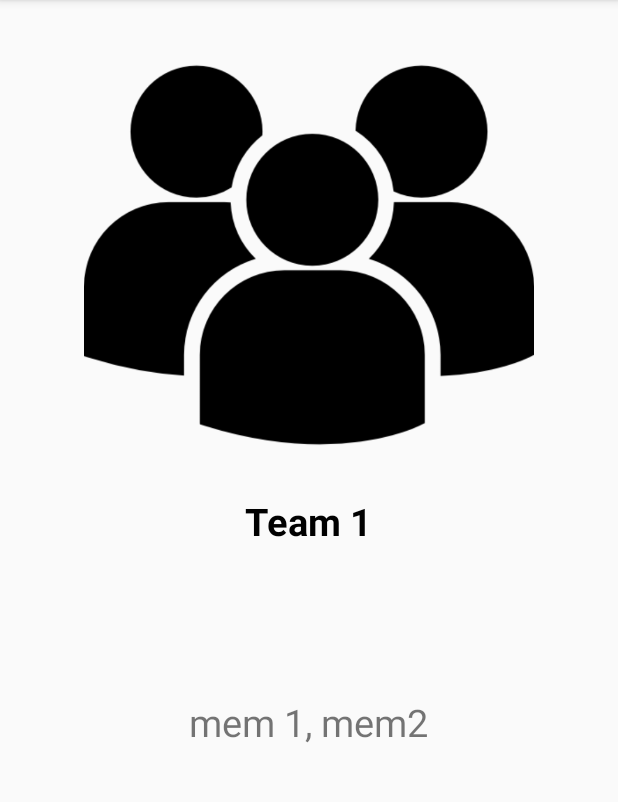
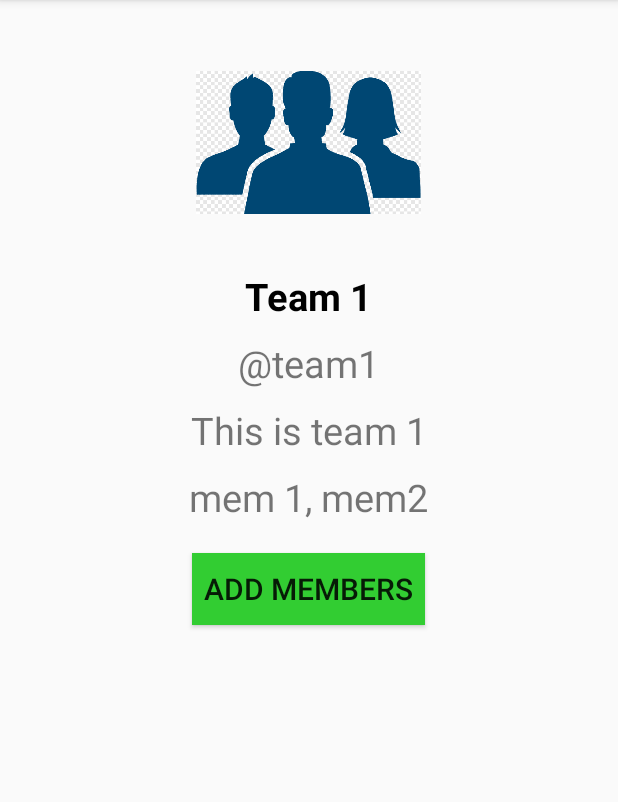
Before and after one commit to vinayreddy127/Teams, an Android app: the screen it shows after launch (Main2Activity), after a tap on an icon or button, on a phone screen of 412 x 824 dp, the part 84-886 px from its top. Run offline under Robolectric (Android 15) with nearby library versions, the light colour scheme and no system bars.

Commit message:
added the click on img option

```diff
--- a/app/src/main/java/com/example/reccardapp/Main2Activity.java
+++ b/app/src/main/java/com/example/reccardapp/Main2Activity.java
@@ -8,24 +8,24 @@ import android.widget.TextView;
 
 public class Main2Activity extends AppCompatActivity
 {
-   ImageView detailImg;
-   TextView detail_team_name,detail_short_name, detail_team_description, detail_team_members;
+   ImageView detail_Img;
+   TextView detail_team_Name,detail_short_Name, detail_team_Description, detail_team_Members;
     @Override
     protected void onCreate(Bundle savedInstanceState)
     {
         super.onCreate(savedInstanceState);
         setContentView(R.layout.activity_main2);
 
-        detailImg=(ImageView)findViewById(R.id.detail_img);
-        detail_team_name=(TextView)findViewById(R.id.detail_team_name);
-        detail_short_name=(TextView)findViewById(R.id.detail_short_name);
-        detail_team_description=(TextView)findViewById(R.id.detail_team_description);
-        detail_team_members=(TextView)findViewById(R.id.detail_team_members);
+        detail_Img=(ImageView)findViewById(R.id.detail_img);
+        detail_team_Name=(TextView)findViewById(R.id.detail_team_name);
+        detail_short_Name=(TextView)findViewById(R.id.detail_short_name);
+        detail_team_Description=(TextView)findViewById(R.id.detail_team_description);
+        detail_team_Members=(TextView)findViewById(R.id.detail_team_members);
 
-        detailImg.setImageResource(getIntent().getIntExtra("imagename",0));
-        detail_team_name.setText(getIntent().getStringExtra("teamName"));
-        detail_short_name.setText(getIntent().getStringExtra("ShortName"));
-        detail_team_description.setText(getIntent().getStringExtra("TeamDescription"));
-        detail_team_members.setText(getIntent().getStringExtra("teamMembers"));
+        detail_Img.setImageResource(getIntent().getIntExtra("imagename",0));
+        detail_team_Name.setText(getIntent().getStringExtra("teamName"));
+        detail_short_Name.setText(getIntent().getStringExtra("shortName"));
+        detail_team_Description.setText(getIntent().getStringExtra("teamDescription"));
+        detail_team_Members.setText(getIntent().getStringExtra("teamMembers"));
     }
 }
--- a/app/src/main/java/com/example/reccardapp/MainActivity.java
+++ b/app/src/main/java/com/example/reccardapp/MainActivity.java
@@ -41,58 +41,58 @@ public class MainActivity extends AppCompatActivity {
 
         Model ob1=new Model();
         ob1.setTeam_Name("Team 1");
-        ob1.setShort_name("@team1");
+        ob1.setShort_Name("@team1");
         ob1.setTeam_Description("This is team 1");
         ob1.setTeam_Members("mem 1, mem2");
-        ob1.setImgname(R.drawable.team);
+        ob1.setImg_Name(R.drawable.teams);
         holder.add(ob1);
 
         Model ob2=new Model();
         ob2.setTeam_Name("Team 2");
-        ob2.setShort_name("@team2");
+        ob2.setShort_Name("@team2");
         ob2.setTeam_Description("This is team 2");
         ob2.setTeam_Members("mem 2, mem6");
-        ob2.setImgname(R.drawable.team);
+        ob2.setImg_Name(R.drawable.teams);
         holder.add(ob2);
 
         Model ob3=new Model();
         ob3.setTeam_Name("Team 3");
-        ob3.setShort_name("@team3");
+        ob3.setShort_Name("@team3");
         ob3.setTeam_Description("This is team 3");
         ob3.setTeam_Members("mem 27, mem68");
-        ob3.setImgname(R.drawable.team);
+        ob3.setImg_Name(R.drawable.teams);
         holder.add(ob3);
 
         Model ob4=new Model();
         ob4.setTeam_Name("Team 4");
-        ob4.setShort_name("@team4");
+        ob4.setShort_Name("@team4");
         ob4.setTeam_Description("This is team 4");
         ob4.setTeam_Members("mem 4, mem6");
-        ob4.setImgname(R.drawable.team);
+        ob4.setImg_Name(R.drawable.teams);
         holder.add(ob4);
 
         Model ob5=new Model();
         ob5.setTeam_Name("Team 5");
-        ob5.setShort_name("@team5");
+        ob5.setShort_Name("@team5");
         ob5.setTeam_Description("This is team 5");
         ob5.setTeam_Members("mem 56, mem66");
-        ob5.setImgname(R.drawable.team);
+        ob5.setImg_Name(R.drawable.teams);
         holder.add(ob5);
 
         Model ob6=new Model();
         ob6.setTeam_Name("Team 6");
-        ob6.setShort_name("@team6");
+        ob6.setShort_Name("@team6");
         ob6.setTeam_Description("This is team 6");
         ob6.setTeam_Members("mem 28, mem69");
-        ob6.setImgname(R.drawable.team);
+        ob6.setImg_Name(R.drawable.teams);
         holder.add(ob6);
 
         Model ob7=new Model();
         ob7.setTeam_Name("Team 7");
-        ob7.setShort_name("@team7");
+        ob7.setShort_Name("@team7");
         ob7.setTeam_Description("This is team 7");
         ob7.setTeam_Members("mem 23, mem667");
-        ob7.setImgname(R.drawable.team);
+        ob7.setImg_Name(R.drawable.teams);
         holder.add(ob7);
 
 
--- a/app/src/main/java/com/example/reccardapp/Model.java
+++ b/app/src/main/java/com/example/reccardapp/Model.java
@@ -3,8 +3,8 @@ package com.example.reccardapp;
 public class Model
 {
     private String teamName;
-    private String short_name;
-    private int imgname;
+    private String shortName;
+    private int imgName;
     private String teamDescription;
     private String teamMembers;
 
@@ -19,12 +19,12 @@ public class Model
         this.teamName = teamName;
     }
 
-    public String getShort_name() {
-        return short_name;
+    public String getShort_Name() {
+        return shortName;
     }
 
-    public void setShort_name(String short_name) {
-        this.short_name = short_name;
+    public void setShort_Name(String shortName) {
+        this.shortName = shortName;
     }
 
     public String getTeam_Description() {
@@ -41,12 +41,12 @@ public class Model
         this.teamMembers = teamMembers;
     }
 
-    public int getImgname() {
-        return imgname;
+    public int getImg_Name() {
+        return imgName;
     }
 
-    public void setImgname(int imgname) {
-        this.imgname = imgname;
+    public void setImg_Name(int imgName) {
+        this.imgName = imgName;
     }
 
 
--- a/app/src/main/java/com/example/reccardapp/myadapter.java
+++ b/app/src/main/java/com/example/reccardapp/myadapter.java
@@ -44,9 +44,9 @@ public class myadapter extends RecyclerView.Adapter<myviewholder> implements Fil
     {
        final Model temp=data.get(position);
 
-        holder.img.setImageResource(data.get(position).getImgname());
+        holder.img.setImageResource(data.get(position).getImg_Name());
         holder.name.setText(data.get(position).getTeam_Name());
-        holder.shortname.setText(data.get(position).getShort_name());
+        holder.shortname.setText(data.get(position).getShort_Name());
         holder.desc.setText(data.get(position).getTeam_Description());
         holder.teamMembers.setText(data.get(position).getTeam_Members());
 
@@ -55,10 +55,10 @@ public class myadapter extends RecyclerView.Adapter<myviewholder> implements Fil
            public void onClick(View v) {
 
                  Intent intent=new Intent(context,Main2Activity.class);
-                 intent.putExtra("imagename",temp.getImgname());
+                 intent.putExtra("imagename",temp.getImg_Name());
                  intent.putExtra("teamName",temp.getTeam_Name());
-                 intent.putExtra("shortName",temp.getShort_name());
-                 intent.putExtra("teamDesc",temp.getTeam_Description());
+                 intent.putExtra("shortName",temp.getShort_Name());
+                 intent.putExtra("teamDescription",temp.getTeam_Description());
                  intent.putExtra("teamMembers",temp.getTeam_Members());
                  intent.setFlags(Intent.FLAG_ACTIVITY_NEW_TASK);
                  context.startActivity(intent);
--- a/app/src/main/res/layout/activity_main.xml
+++ b/app/src/main/res/layout/activity_main.xml
@@ -5,7 +5,7 @@
     android:layout_width="match_parent"
     android:layout_height="match_parent"
     android:id="@+id/recview"
-    android:background="@color/cardview_dark_background"
+    android:background="#D3D3D3"
     tools:context=".MainActivity">
 
 
--- a/app/src/main/res/layout/activity_main2.xml
+++ b/app/src/main/res/layout/activity_main2.xml
@@ -9,8 +9,8 @@
 
     <ImageView
         android:id="@+id/detail_img"
-        android:layout_width="300dp"
-        android:layout_height="300dp"
+        android:layout_width="150dp"
+        android:layout_height="150dp"
         android:layout_gravity="center"
         android:layout_marginTop="20dp"
         android:src="@mipmap/ic_launcher" />
@@ -50,5 +50,15 @@
         android:layout_gravity="center_horizontal"
         android:text="Team members"
         android:textSize="25dp" />
+    <Button
+        android:layout_width="wrap_content"
+        android:layout_height="wrap_content"
+        android:text="Add Members"
+        android:textSize="20sp"
+        android:background="#32CD32"
+        android:layout_marginTop="20sp"
+        android:padding="8dp"
+        android:shadowRadius="4"
+        android:layout_gravity="center_horizontal"/>
 
 </androidx.appcompat.widget.LinearLayoutCompat>
--- a/app/src/main/res/layout/singlerow.xml
+++ b/app/src/main/res/layout/singlerow.xml
@@ -3,7 +3,7 @@
     android:layout_width="match_parent"
     android:layout_height="wrap_content"
     xmlns:app="http://schemas.android.com/apk/res-auto"
-    app:cardCornerRadius="5dp"
+    app:cardCornerRadius="8dp"
     android:elevation="4dp"
     android:layout_margin="8dp"
     app:cardUseCompatPadding="true">
```
Also changed, not shown: app/src/main/res/drawable/teams.png (added).
